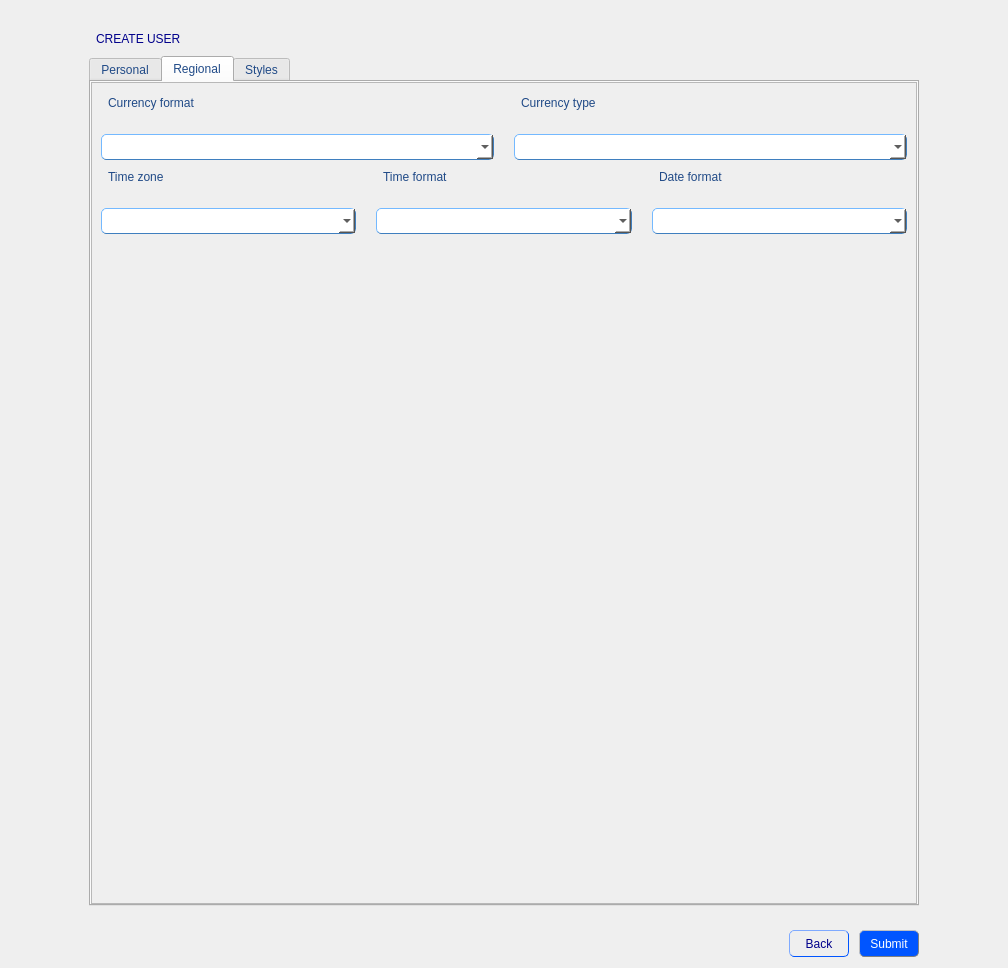
Qt form QBuilder/QBuilder/src/createuserform.ui (Rork96/QtProjects) before a commit.
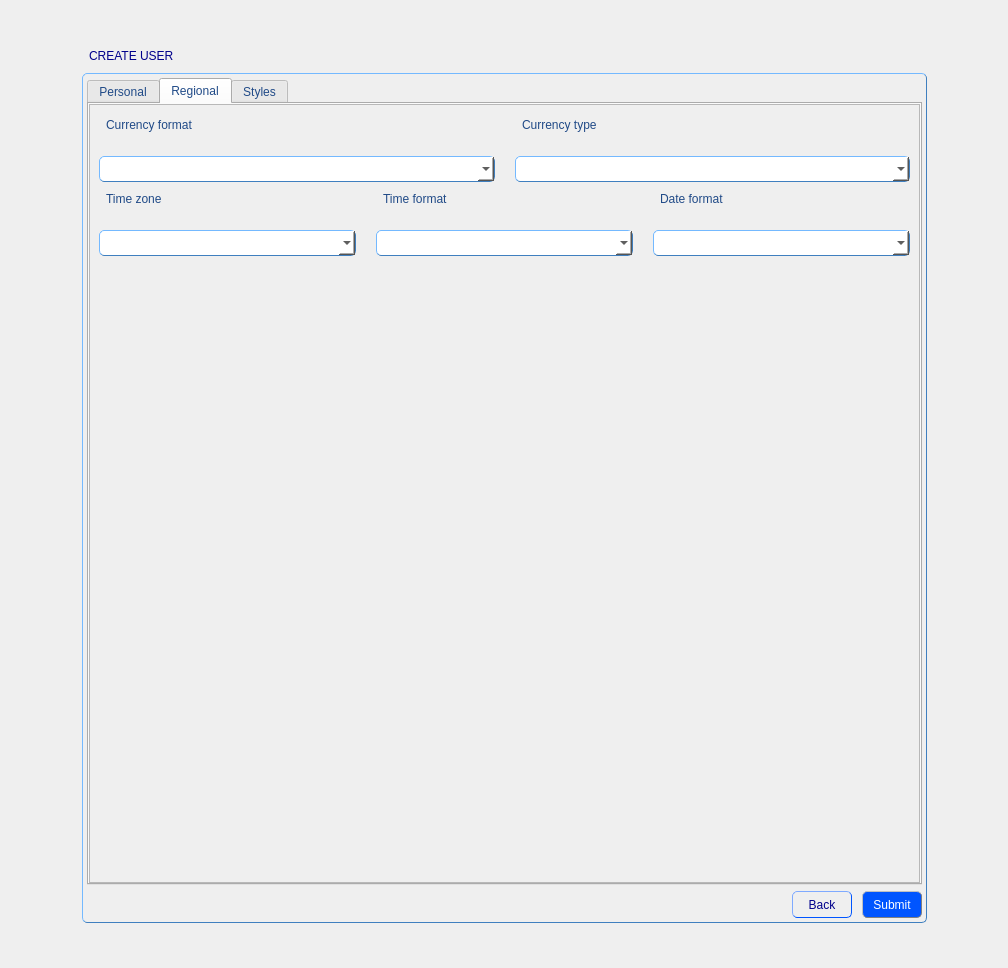
The same form after that commit. The open tabs and pages were chosen to show the change. Custom widgets are drawn as their Qt base class.

Patch:
```diff
--- a/QBuilder/QBuilder/src/createuserform.ui
+++ b/QBuilder/QBuilder/src/createuserform.ui
@@ -84,10 +84,18 @@
                color:  darkblue;
                background: shadow;
                border-style: inset;
-               }</string>
+               }
+
+QGroupBox {
+               color: black;
+               padding: 4px;
+               border: 1px solid rgb(63, 127, 191); 
+               border-radius: 5px;
+               border-style: outset;
+				}</string>
   </property>
   <layout class="QGridLayout" name="gridLayout_3">
-   <item row="3" column="2">
+   <item row="3" column="3">
     <spacer name="horizontalSpacer_4">
      <property name="orientation">
       <enum>Qt::Horizontal</enum>
@@ -119,158 +127,40 @@
      </property>
     </spacer>
    </item>
-   <item row="1" column="1">
-    <spacer name="verticalSpacer">
-     <property name="orientation">
-      <enum>Qt::Vertical</enum>
-     </property>
-     <property name="sizeHint" stdset="0">
-      <size>
-       <width>20</width>
-       <height>40</height>
-      </size>
-     </property>
-    </spacer>
-   </item>
-   <item row="2" column="1">
-    <widget class="QLabel" name="label_18">
-     <property name="styleSheet">
-      <string notr="true">QLabel {
-               color: darkblue;
-               padding: 4px;
-               border-radius: 5px;
-               border-style: outset;
-	           font: 12pt &quot;MS Shell Dlg 2&quot;;
-              }</string>
-     </property>
-     <property name="text">
-      <string>CREATE USER</string>
-     </property>
-    </widget>
-   </item>
-   <item row="4" column="1">
-    <spacer name="verticalSpacer_3">
-     <property name="orientation">
-      <enum>Qt::Vertical</enum>
-     </property>
-     <property name="sizeHint" stdset="0">
-      <size>
-       <width>20</width>
-       <height>40</height>
-      </size>
-     </property>
-    </spacer>
-   </item>
-   <item row="5" column="1">
-    <layout class="QHBoxLayout" name="horizontalLayout_3">
-     <property name="spacing">
-      <number>0</number>
-     </property>
-     <item>
-      <spacer name="horizontalSpacer">
-       <property name="orientation">
-        <enum>Qt::Horizontal</enum>
-       </property>
-       <property name="sizeHint" stdset="0">
-        <size>
-         <width>40</width>
-         <height>20</height>
-        </size>
-       </property>
-      </spacer>
-     </item>
-     <item>
-      <widget class="QToolButton" name="backButton">
-       <property name="minimumSize">
-        <size>
-         <width>60</width>
-         <height>0</height>
-        </size>
-       </property>
-       <property name="styleSheet">
-        <string notr="true">QToolButton {
-                color: darkblue;
-               padding: 4px;
-               border: 1px solid rgb(0, 85, 255); 
-               border-radius: 5px;
-               border-style: outset;
-               font: 10pt &quot;MS Shell Dlg 2&quot;;
-              }
-
-QToolButton:hover {
-               color: white;
-               border: 1px solid grey;
-               background-color: rgb(0, 78, 235);
-               }
-
-QToolButton:pressed {
-               color: rgb(0, 0, 197)
-               background: shadow;
-               border-style: inset;
-               }</string>
-       </property>
-       <property name="text">
-        <string>Back</string>
-       </property>
-      </widget>
-     </item>
-     <item>
-      <spacer name="horizontalSpacer_6">
-       <property name="orientation">
-        <enum>Qt::Horizontal</enum>
-       </property>
-       <property name="sizeType">
-        <enum>QSizePolicy::Maximum</enum>
-       </property>
-       <property name="sizeHint" stdset="0">
-        <size>
-         <width>10</width>
-         <height>20</height>
-        </size>
-       </property>
-      </spacer>
-     </item>
-     <item>
-      <widget class="QToolButton" name="submitButton">
-       <property name="minimumSize">
-        <size>
-         <width>60</width>
-         <height>0</height>
-        </size>
-       </property>
-       <property name="styleSheet">
-        <string notr="true">QToolButton {
-               color: white;
-               padding: 4px;
-               border: 1px solid grey; 
-               border-radius: 5px;
-               border-style: outset;
-               max-width: 120px;
-               background-color: rgb(0, 85, 255);
-               font: 10pt &quot;MS Shell Dlg 2&quot;;
-              }
-
-QToolButton:hover {
-               color: darkblue;
-               border: 1px solid grey;
-               background-color: rgb(255, 255, 255);
-               }
-
-QToolButton:pressed {
-               color: rgb(0, 0, 197)
-               background: shadow;
-               border-style: inset;
-			    background-color: rgb(0, 78, 235);
-               }</string>
-       </property>
-       <property name="text">
-        <string>Submit</string>
-       </property>
-      </widget>
-     </item>
-    </layout>
-   </item>
    <item row="3" column="1">
+    <widget class="QGroupBox" name="groupBox">
+     <property name="minimumSize">
+      <size>
+       <width>845</width>
+       <height>850</height>
+      </size>
+     </property>
+     <property name="maximumSize">
+      <size>
+       <width>845</width>
+       <height>850</height>
+      </size>
+     </property>
+     <property name="title">
+      <string/>
+     </property>
+     <layout class="QGridLayout" name="gridLayout_12">
+      <property name="leftMargin">
+       <number>0</number>
+      </property>
+      <property name="topMargin">
+       <number>0</number>
+      </property>
+      <property name="rightMargin">
+       <number>0</number>
+      </property>
+      <property name="bottomMargin">
+       <number>0</number>
+      </property>
+      <property name="spacing">
+       <number>0</number>
+      </property>
+      <item row="0" column="0">
     <widget class="QTabWidget" name="mainTabWidget">
      <property name="sizePolicy">
       <sizepolicy hsizetype="Minimum" vsizetype="Minimum">
@@ -280,13 +170,13 @@
      </property>
      <property name="minimumSize">
       <size>
-       <width>830</width>
-       <height>850</height>
+          <width>0</width>
+          <height>800</height>
       </size>
      </property>
      <property name="maximumSize">
       <size>
-       <width>830</width>
+          <width>16777215</width>
        <height>16777215</height>
       </size>
      </property>
@@ -684,8 +574,8 @@
            <rect>
             <x>0</x>
             <y>0</y>
-            <width>822</width>
-            <height>817</height>
+               <width>827</width>
+               <height>742</height>
            </rect>
           </property>
           <layout class="QGridLayout" name="gridLayout_6">
@@ -757,18 +647,6 @@
                </item>
                <item>
                 <widget class="QComboBox" name="timeZoneBox">
-                 <property name="sizePolicy">
-                  <sizepolicy hsizetype="Fixed" vsizetype="Fixed">
-                   <horstretch>0</horstretch>
-                   <verstretch>0</verstretch>
-                  </sizepolicy>
-                 </property>
-                 <property name="maximumSize">
-                  <size>
-                   <width>260</width>
-                   <height>16777215</height>
-                  </size>
-                 </property>
                  <property name="styleSheet">
                   <string notr="true"/>
                  </property>
@@ -2020,6 +1898,176 @@
      </widget>
     </widget>
    </item>
+      <item row="1" column="0">
+       <spacer name="verticalSpacer_6">
+        <property name="orientation">
+         <enum>Qt::Vertical</enum>
+        </property>
+        <property name="sizeType">
+         <enum>QSizePolicy::Maximum</enum>
+        </property>
+        <property name="sizeHint" stdset="0">
+         <size>
+          <width>20</width>
+          <height>6</height>
+         </size>
+        </property>
+       </spacer>
+      </item>
+      <item row="2" column="0">
+       <layout class="QHBoxLayout" name="horizontalLayout_3">
+        <property name="spacing">
+         <number>0</number>
+        </property>
+        <item>
+         <spacer name="horizontalSpacer">
+          <property name="orientation">
+           <enum>Qt::Horizontal</enum>
+          </property>
+          <property name="sizeHint" stdset="0">
+           <size>
+            <width>40</width>
+            <height>20</height>
+           </size>
+          </property>
+         </spacer>
+        </item>
+        <item>
+         <widget class="QToolButton" name="backButton">
+          <property name="minimumSize">
+           <size>
+            <width>60</width>
+            <height>0</height>
+           </size>
+          </property>
+          <property name="styleSheet">
+           <string notr="true">QToolButton {
+                color: darkblue;
+               padding: 4px;
+               border: 1px solid rgb(0, 85, 255); 
+               border-radius: 5px;
+               border-style: outset;
+               font: 10pt &quot;MS Shell Dlg 2&quot;;
+              }
+
+QToolButton:hover {
+               color: white;
+               border: 1px solid grey;
+               background-color: rgb(0, 78, 235);
+               }
+
+QToolButton:pressed {
+               color: rgb(0, 0, 197)
+               background: shadow;
+               border-style: inset;
+               }</string>
+          </property>
+          <property name="text">
+           <string>Back</string>
+          </property>
+         </widget>
+        </item>
+        <item>
+         <spacer name="horizontalSpacer_6">
+          <property name="orientation">
+           <enum>Qt::Horizontal</enum>
+          </property>
+          <property name="sizeType">
+           <enum>QSizePolicy::Maximum</enum>
+          </property>
+          <property name="sizeHint" stdset="0">
+           <size>
+            <width>10</width>
+            <height>20</height>
+           </size>
+          </property>
+         </spacer>
+        </item>
+        <item>
+         <widget class="QToolButton" name="submitButton">
+          <property name="minimumSize">
+           <size>
+            <width>60</width>
+            <height>0</height>
+           </size>
+          </property>
+          <property name="styleSheet">
+           <string notr="true">QToolButton {
+               color: white;
+               padding: 4px;
+               border: 1px solid grey; 
+               border-radius: 5px;
+               border-style: outset;
+               max-width: 120px;
+               background-color: rgb(0, 85, 255);
+               font: 10pt &quot;MS Shell Dlg 2&quot;;
+              }
+
+QToolButton:hover {
+               color: darkblue;
+               border: 1px solid grey;
+               background-color: rgb(255, 255, 255);
+               }
+
+QToolButton:pressed {
+               color: rgb(0, 0, 197)
+               background: shadow;
+               border-style: inset;
+			    background-color: rgb(0, 78, 235);
+               }</string>
+          </property>
+          <property name="text">
+           <string>Submit</string>
+          </property>
+         </widget>
+        </item>
+       </layout>
+      </item>
+     </layout>
+    </widget>
+   </item>
+   <item row="2" column="1">
+    <widget class="QLabel" name="label_18">
+     <property name="styleSheet">
+      <string notr="true">QLabel {
+               color: darkblue;
+               padding: 4px;
+               border-radius: 5px;
+               border-style: outset;
+	           font: 12pt &quot;MS Shell Dlg 2&quot;;
+              }</string>
+     </property>
+     <property name="text">
+      <string>CREATE USER</string>
+     </property>
+    </widget>
+   </item>
+   <item row="0" column="1">
+    <spacer name="verticalSpacer">
+     <property name="orientation">
+      <enum>Qt::Vertical</enum>
+     </property>
+     <property name="sizeHint" stdset="0">
+      <size>
+       <width>20</width>
+       <height>40</height>
+      </size>
+     </property>
+    </spacer>
+   </item>
+   <item row="4" column="1">
+    <spacer name="verticalSpacer_3">
+     <property name="orientation">
+      <enum>Qt::Vertical</enum>
+     </property>
+     <property name="sizeHint" stdset="0">
+      <size>
+       <width>20</width>
+       <height>40</height>
+      </size>
+     </property>
+    </spacer>
+   </item>
   </layout>
  </widget>
  <customwidgets>
```
Left out of the diff: 26 changed lines with no effect on the pictures. Lines whose indentation alone changed are shown as unchanged.
